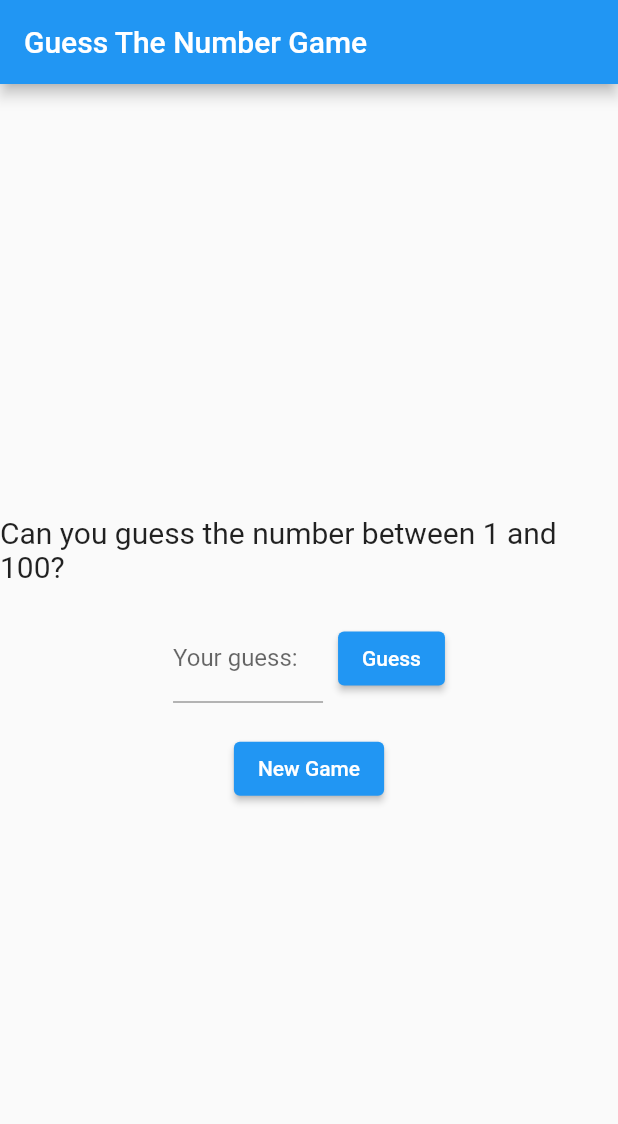
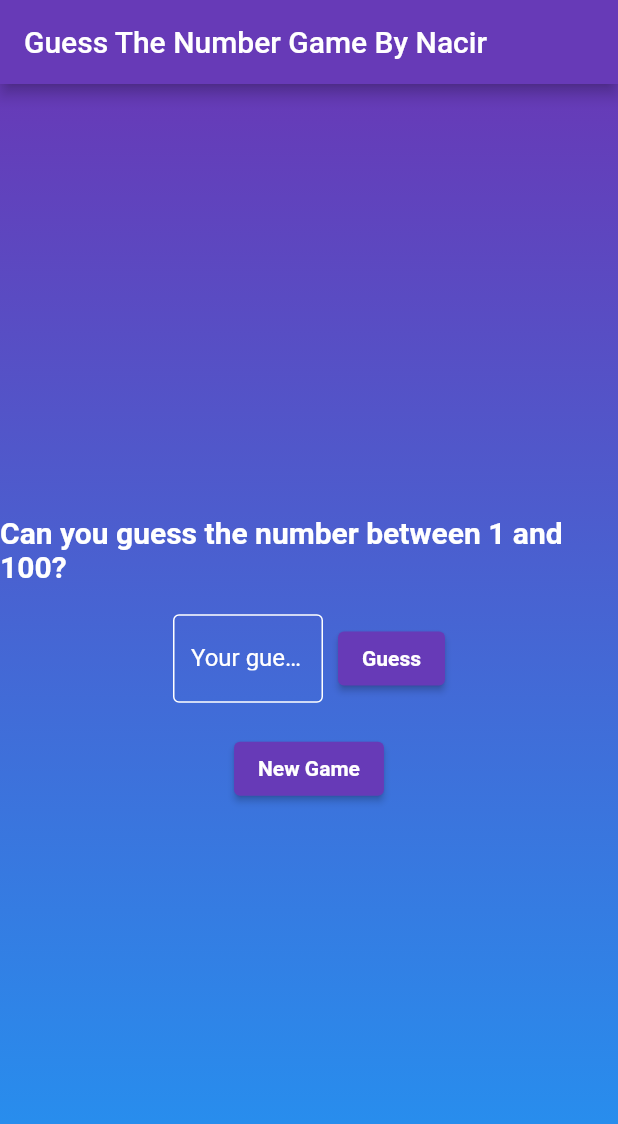
Before and after one commit to NacirChahine/guess-the-number, a Flutter app: the screen it shows after launch, on a phone screen of 412 x 824 dp. Shown: the top 1124 px of the screen. Run offline on Flutter 3.47's test engine with Material 2 defaults, Android fonts, the phone set to English and light mode, and no system bars.

Commit message:
some design enhancements

```diff
--- a/lib/main.dart
+++ b/lib/main.dart
@@ -53,15 +53,29 @@ class _GuessTheNumberGameState extends State<GuessTheNumberGame> {
   Widget build(BuildContext context) {
     return Scaffold(
       appBar: AppBar(
-        title: Text('Guess The Number Game'),
+        title: Text('Guess The Number Game By Nacir'),
+        backgroundColor: Colors.deepPurple, // Custom background color
       ),
-      body: Center(
+      body: Container(
+        decoration: BoxDecoration(
+          gradient: LinearGradient(
+            colors: [Colors.deepPurple, Colors.blue],
+            begin: Alignment.topCenter,
+            end: Alignment.bottomCenter,
+          ),
+        ),
+        child: Center(
           child: Column(
             mainAxisAlignment: MainAxisAlignment.center,
             children: <Widget>[
-            Text(
-              _message,
-              style: TextStyle(fontSize: 20),
+              AnimatedDefaultTextStyle(
+                duration: Duration(milliseconds: 500),
+                style: TextStyle(
+                  fontSize: 20,
+                  color: _guess == _targetNumber ? Colors.green : Colors.white,
+                  fontWeight: FontWeight.bold,
+                ),
+                child: Text(_message),
               ),
               SizedBox(height: 20),
               Row(
@@ -76,24 +90,45 @@ class _GuessTheNumberGameState extends State<GuessTheNumberGame> {
                           _guess = int.tryParse(value);
                         });
                       },
+                      style: TextStyle(color: Colors.black), // Input text color
                       decoration: InputDecoration(
                         labelText: 'Your guess:',
+                        labelStyle: TextStyle(color: Colors.white), // Label text color
+                        enabledBorder: OutlineInputBorder(
+                          borderSide: BorderSide(color: Colors.white), // Border color
+                        ),
+                        focusedBorder: OutlineInputBorder(
+                          borderSide: BorderSide(color: Colors.white), // Border color when focused
+                        ),
                       ),
                     ),
                   ),
                   SizedBox(width: 10),
                   ElevatedButton(
                     onPressed: _makeGuess,
-                  child: Text('Guess'),
+                    child: Text(
+                      'Guess',
+                      style: TextStyle(fontWeight: FontWeight.bold),
+                    ),
+                    style: ElevatedButton.styleFrom(
+                      primary: Colors.deepPurple, // Button background color
+                    ),
                   ),
                 ],
               ),
               SizedBox(height: 20),
               ElevatedButton(
                 onPressed: _startNewGame,
-              child: Text('New Game'),
+                child: Text(
+                  'New Game',
+                  style: TextStyle(fontWeight: FontWeight.bold),
+                ),
+                style: ElevatedButton.styleFrom(
+                  primary: Colors.deepPurple, // Button background color
+                ),
               ),
             ],
+          ),
         ),
       ),
     );
```
Lines whose indentation alone changed are shown as unchanged.
